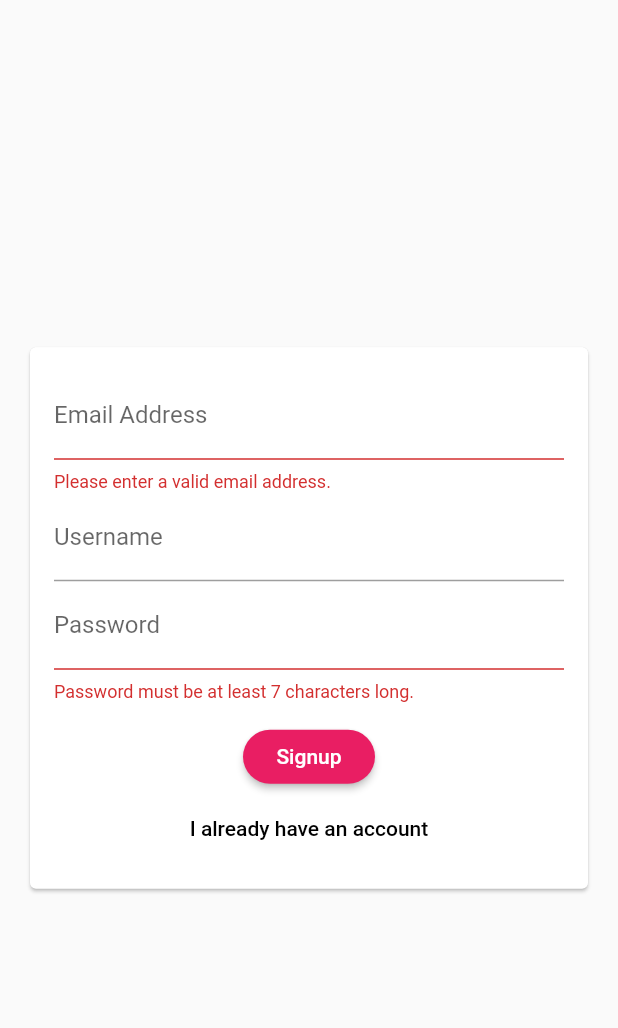
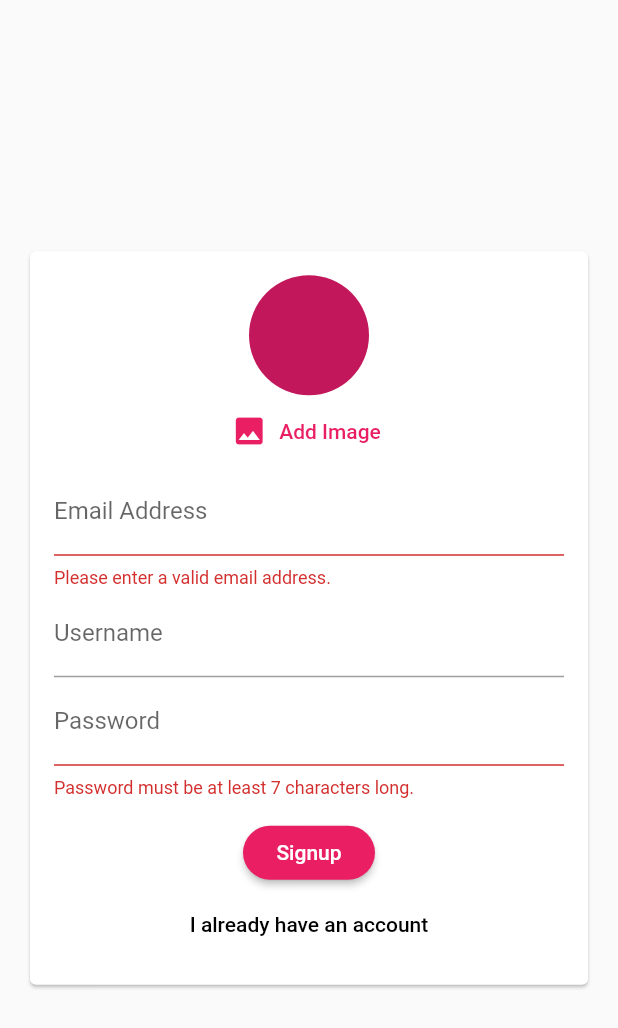
Before and after one commit to subaiyalShk/flutter_chat, a Flutter app: the screen it shows after launch, after a tap on "Login", after a tap on "Create new account", on a phone screen of 412 x 824 dp. Shown: the top 1028 px of the screen. Run offline on Flutter 3.47's test engine with Material 2 defaults, Android fonts, the phone set to English and light mode, and no system bars; our stand-ins replace cloud_firestore, firebase_auth, firebase_messaging, firebase_storage, image_picker; accounts and stored records are empty.

Commit message:
final version

```diff
--- a/lib/main.dart
+++ b/lib/main.dart
@@ -1,6 +1,7 @@
 import 'package:flutter/material.dart';
 import './screens/chat_screen.dart';
 import './screens/auth_screen.dart';
+import 'package:firebase_auth/firebase_auth.dart';
 
 void main() {
   runApp(MyApp());
@@ -20,10 +21,17 @@ class MyApp extends StatelessWidget {
           buttonTheme: ButtonTheme.of(context).copyWith(
               buttonColor: Colors.pink,
               textTheme: ButtonTextTheme.primary,
-          shape: RoundedRectangleBorder(borderRadius: BorderRadius.circular(20))
-        )
+              shape: RoundedRectangleBorder(
+                  borderRadius: BorderRadius.circular(20)))),
+      home: StreamBuilder(
+        stream: FirebaseAuth.instance.onAuthStateChanged,
+        builder: (ctx, userSnapshot) {
+          if (userSnapshot.hasData) {
+            return ChatScreen();
+          }
+          return AuthScreen();
+        },
       ),
-      home: AuthScreen(),
     );
   }
 }
--- /dev/null
+++ b/lib/pickers/user_image_picker.dart
@@ -0,0 +1,46 @@
+import 'package:flutter/material.dart';
+import 'dart:io';
+import 'package:image_picker/image_picker.dart';
+
+class UserImagePicker extends StatefulWidget {
+  UserImagePicker(this.imagePickFn);
+  final void Function(File pickedImage) imagePickFn;
+
+  @override
+  _UserImagePickerState createState() => _UserImagePickerState();
+}
+
+class _UserImagePickerState extends State<UserImagePicker> {
+  File _pickedImage;
+  void _pickImage() async {
+    final _pickedImageFile =
+        await ImagePicker.pickImage(
+          source: ImageSource.camera,
+          imageQuality: 50,
+          maxWidth: 150
+        );
+    setState(() {
+      _pickedImage = _pickedImageFile;
+    });
+    widget.imagePickFn(_pickedImageFile);
+  }
+
+  @override
+  Widget build(BuildContext context) {
+    return Column(
+      children: <Widget>[
+        CircleAvatar(
+          radius: 40,
+          backgroundImage:
+              _pickedImage != null ? FileImage(_pickedImage) : null,
+        ),
+        FlatButton.icon(
+          onPressed: _pickImage,
+          icon: Icon(Icons.image),
+          label: Text('Add Image'),
+          textColor: Theme.of(context).primaryColor,
+        ),
+      ],
+    );
+  }
+}
--- a/lib/screens/auth_screen.dart
+++ b/lib/screens/auth_screen.dart
@@ -2,6 +2,10 @@ import 'package:flutter/material.dart';
 import '../widgets/auth/auth_form.dart';
 import 'package:firebase_auth/firebase_auth.dart';
 import 'package:flutter/services.dart';
+import 'package:cloud_firestore/cloud_firestore.dart';
+import 'dart:io';
+
+import 'package:firebase_storage/firebase_storage.dart';
 
 class AuthScreen extends StatefulWidget {
   @override
@@ -10,16 +14,41 @@ class AuthScreen extends StatefulWidget {
 
 class _AuthScreenState extends State<AuthScreen> {
   final _auth = FirebaseAuth.instance;
-  void _submitAuthForm(
-      String email, String password, String username, bool isLogin) async {
+  var _isLoading = false;
+
+  void _submitAuthForm(String email, String password, String username,
+      File image, bool isLogin, BuildContext ctx) async {
     AuthResult authResult;
     try {
+      setState(() {
+        _isLoading = true;
+      });
       if (isLogin) {
         authResult = await _auth.signInWithEmailAndPassword(
             email: email, password: password);
       } else {
         authResult = await _auth.createUserWithEmailAndPassword(
             email: email, password: password);
+
+        final ref = FirebaseStorage.instance
+            .ref()
+            .child('user_image')
+            .child(authResult.user.uid + '.jpg');
+
+        await ref.putFile(image).onComplete;
+        final url = await ref.getDownloadURL();
+
+        await Firestore.instance
+            .collection('users')
+            .document(authResult.user.uid)
+            .setData({
+              'username': username,
+              'email': email,
+              'image_url':url
+            });
+        // setState(() {
+        //   _isLoading = false;
+        // });
       }
     } on PlatformException catch (err) {
       var message = 'An error occured, please check your credentials.';
@@ -27,10 +56,13 @@ class _AuthScreenState extends State<AuthScreen> {
         message = err.message;
       }
 
-      Scaffold.of(context).showSnackBar(SnackBar(
+      Scaffold.of(ctx).showSnackBar(SnackBar(
         content: Text(message),
-        backgroundColor: Theme.of(context).errorColor,
+        backgroundColor: Theme.of(ctx).errorColor,
       ));
+      setState(() {
+        _isLoading = false;
+      });
     } catch (err) {
       print(err);
     }
@@ -39,7 +71,7 @@ class _AuthScreenState extends State<AuthScreen> {
   @override
   Widget build(BuildContext context) {
     return Scaffold(
-      body: AuthForm(_submitAuthForm),
+      body: AuthForm(_submitAuthForm, _isLoading),
     );
   }
 }
--- a/lib/widgets/auth/auth_form.dart
+++ b/lib/widgets/auth/auth_form.dart
@@ -1,10 +1,20 @@
 import 'package:flutter/material.dart';
+import '../../pickers/user_image_picker.dart';
+import 'dart:io';
 
 class AuthForm extends StatefulWidget {
-  AuthForm(this.submitFn);
+  AuthForm(this.submitFn, this.isLoading);
+
+  final bool isLoading;
 
   final void Function(
-      String email, String password, String userName, bool isLogin) submitFn;
+    String email,
+    String password,
+    String userName,
+    File image,
+    bool isLogin,
+    BuildContext ctx
+  ) submitFn;
 
   @override
   _AuthFormState createState() => _AuthFormState();
@@ -16,18 +26,35 @@ class _AuthFormState extends State<AuthForm> {
   var _userEmail = '';
   var _userName = '';
   var _userPassword = '';
+  var _userImageFile;
+
+  void _pickedImage(File image) {
+    _userImageFile = image;
+  }
 
   void _trySubmit() {
     final isValid = _formKey.currentState.validate();
     FocusScope.of(context).unfocus();
 
+    if (_userImageFile == null && !_isLogin) {
+      Scaffold.of(context).showSnackBar(
+        SnackBar(
+          content: Text('please pick an image.'),
+          backgroundColor: Theme.of(context).errorColor,
+        )
+      );
+      return;
+    }
+
     if (isValid) {
       _formKey.currentState.save();
       widget.submitFn(
-        _userEmail,
-        _userPassword,
-        _userName,
-        _isLogin
+        _userEmail.trim(),
+        _userPassword.trim(),
+        _userName.trim(),
+        _userImageFile,
+        _isLogin,
+        context
       );
     }
   }
@@ -45,6 +72,7 @@ class _AuthFormState extends State<AuthForm> {
             child: Column(
               mainAxisSize: MainAxisSize.min,
               children: <Widget>[
+                if (!_isLogin) UserImagePicker(_pickedImage),
                 TextFormField(
                   key: ValueKey('email'),
                   validator: (value) {
@@ -85,10 +113,12 @@ class _AuthFormState extends State<AuthForm> {
                   },
                 ),
                 SizedBox(height: 12),
-                RaisedButton(
-                  onPressed: _trySubmit,
-                  child: Text(_isLogin ? 'Login' : 'Signup'),
-                ),
+                if (widget.isLoading) CircularProgressIndicator(),
+                if (!widget.isLoading)
+                  RaisedButton(
+                    onPressed: _trySubmit,
+                    child: Text(_isLogin ? 'Login' : 'Signup'),
+                  ),
                 FlatButton(
                     onPressed: () {
                       setState(() {
--- a/pubspec.yaml
+++ b/pubspec.yaml
@@ -27,6 +27,9 @@ dependencies:
   cupertino_icons: ^1.0.0
   firebase_core: ^0.4.4
   firebase_auth: ^0.16.0
+  image_picker: ^0.6.5+3
+  firebase_storage: ^3.1.5
+  firebase_messaging: ^6.0.13
 
 dev_dependencies:
   flutter_test:
```
Also changed, not shown: lib/screens/chat_screen.dart (+61 -29 lines), lib/widgets/chats/message_bubble.dart (added, +74 -0 lines), lib/widgets/chats/messages.dart (added, +45 -0 lines), lib/widgets/chats/new_message.dart (added, +55 -0 lines), pubspec.lock, 3 other files. Lines whose indentation alone changed are shown as unchanged.
